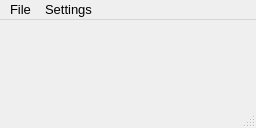
Before: the Qt Designer form mainwindow.ui in Pinadva/Job, drawn with Qt 5.
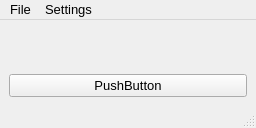
After: the same form once the commit is applied.

Diff of the .ui file:
```diff
--- a/mainwindow.ui
+++ b/mainwindow.ui
@@ -48,6 +48,13 @@
       </property>
      </widget>
     </item>
+    <item>
+     <widget class="QPushButton" name="pushButton">
+      <property name="text">
+       <string>PushButton</string>
+      </property>
+     </widget>
+    </item>
    </layout>
   </widget>
   <widget class="QMenuBar" name="menubar">
```
